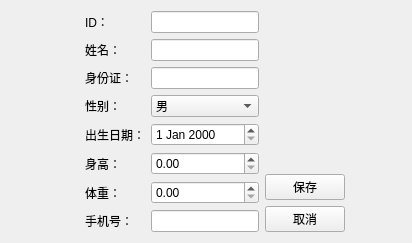
yuancong2/QtCode-Lab3, file patienteditview.ui: the form before one commit.
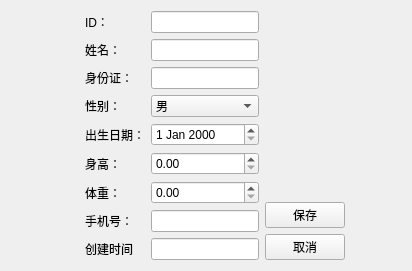
The form after the commit.

What changed in the file:
```diff
--- a/patienteditview.ui
+++ b/patienteditview.ui
@@ -7,7 +7,7 @@
     <x>0</x>
     <y>0</y>
     <width>412</width>
-    <height>194</height>
+    <height>230</height>
    </rect>
   </property>
   <property name="windowTitle">
@@ -131,7 +131,17 @@
       </widget>
      </item>
      <item row="7" column="1">
-      <widget class="QLineEdit" name="lineEdit_8"/>
+      <widget class="QLineEdit" name="dbEditMobile"/>
+     </item>
+     <item row="8" column="0">
+      <widget class="QLabel" name="label_9">
+       <property name="text">
+        <string>创建时间</string>
+       </property>
+      </widget>
+     </item>
+     <item row="8" column="1">
+      <widget class="QLineEdit" name="dbCreatedTimestamp"/>
      </item>
     </layout>
    </item>
```
Left out of the diff: 14 changed lines with no effect on the pictures.
